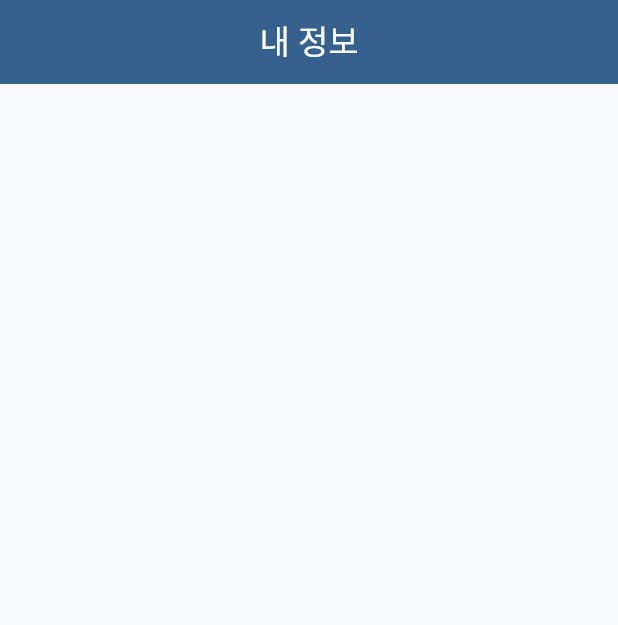
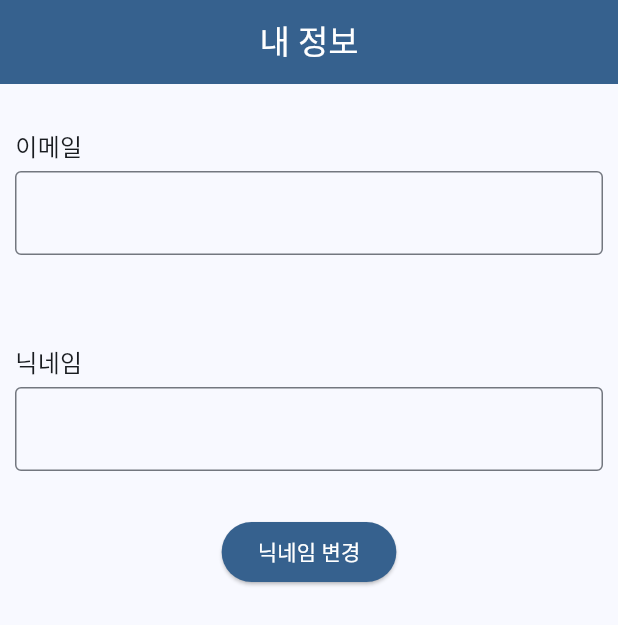
Before and after one commit to youngungyun/flutter, a Flutter app: the ProfileScreen screen opened by its route, on a phone screen of 412 x 824 dp. Shown: the top 625 px of the screen. Run offline on Flutter 3.47's test engine with Material 3 defaults, Android fonts, the phone set to English and light mode, and no system bars; our stand-ins replace cached_network_image, email_validator, flutter_dotenv, flutter_rating_bar, go_router, logger and 1 more; accounts and stored records are empty.

Commit message:
FEAT: 회원 정보 페이지 및 닉네임 변경 구현 #1

```diff
--- a/lib/screens/auth/profile_screen.dart
+++ b/lib/screens/auth/profile_screen.dart
@@ -1,9 +1,11 @@
 import 'package:flutter/material.dart';
-import 'package:rebook/services/book_service.dart';
+import 'package:rebook/services/auth_service.dart';
+import 'package:rebook/utils/snackbar_util.dart';
 import 'package:rebook/widgets/common/cusom_app_bar.dart';
+import 'package:supabase_flutter/supabase_flutter.dart';
 
 class ProfileScreen extends StatefulWidget {
-  final BookService bookService = BookService.instance;
+  final AuthService authService = AuthService.instance;
   ProfileScreen({super.key});
 
   @override
@@ -11,8 +13,187 @@ class ProfileScreen extends StatefulWidget {
 }
 
 class _ProfileScreenState extends State<ProfileScreen> {
+  bool _isEditing = false;
+  bool _isLoading = false;
+  final String _email = Supabase.instance.client.auth.currentUser!.email!;
+  String _nickname =
+      Supabase.instance.client.auth.currentUser!.userMetadata?['nickname'];
+  late final TextEditingController _emailController;
+  late final TextEditingController _nicknameController;
+
+  @override
+  void initState() {
+    super.initState();
+    _emailController = TextEditingController(text: _email);
+    _nicknameController = TextEditingController(text: _nickname);
+  }
+
+  /// 닉네임 조건 검사 후 변경
+  void onPressedEditButton() async {
+    setState(() {
+      _isLoading = true;
+    });
+
+    final newNickname = _nicknameController.text;
+    // 길이 조건 확인
+    if (newNickname.length < 3) {
+      SnackbarUtil.showError(context, "닉네임은 3자 이상이어야 합니다.");
+      setState(() {
+        _isEditing = false;
+      });
+      return;
+    } else if (newNickname.length > 16) {
+      SnackbarUtil.showError(context, "닉네임은 16자 이하여야 합니다.");
+      setState(() {
+        _isLoading = false;
+      });
+      return;
+    }
+
+    // 중복 확인
+    final bool isAvailable = await widget.authService.isNicknameAvailable(
+      newNickname,
+    );
+
+    if (!isAvailable) {
+      setState(() {
+        _isLoading = false;
+      });
+      if (!mounted) {
+        return;
+      }
+      SnackbarUtil.showError(context, "이미 사용중인 닉네임입니다.");
+      return;
+    }
+
+    final String userId = Supabase.instance.client.auth.currentUser!.id;
+    bool isSuccess = await widget.authService.changeNickname(
+      userId,
+      newNickname,
+    );
+
+    if (!isSuccess) {
+      setState(() {
+        _isLoading = false;
+      });
+      if (!mounted) {
+        return;
+      }
+      SnackbarUtil.showError(context, "예외가 발생하여 닉네임 변경이 실패했습니다.");
+      return;
+    }
+
+    setState(() {
+      _nickname =
+          Supabase.instance.client.auth.currentUser!.userMetadata?['nickname'];
+      _isEditing = false;
+      _isLoading = false;
+    });
+    if (!mounted) {
+      return;
+    }
+    SnackbarUtil.showSuccess(context, "닉네임이 변경되었습니다.");
+  }
+
   @override
   Widget build(BuildContext context) {
-    return Scaffold(appBar: CustomAppBar(title: "내 정보"));
+    return Scaffold(
+      appBar: CustomAppBar(title: "내 정보"),
+      body: Column(
+        children: [
+          LabelInputWidget(
+            label: "이메일",
+            readonly: true,
+            controller: _emailController,
+          ),
+          LabelInputWidget(
+            label: "닉네임",
+            readonly: !_isEditing,
+            controller: _nicknameController,
+          ),
+          _isEditing
+              ? Row(
+                  mainAxisAlignment: MainAxisAlignment.spaceEvenly,
+                  children: [
+                    ElevatedButton(
+                      onPressed: onPressedEditButton,
+                      style: ElevatedButton.styleFrom(
+                        backgroundColor: Theme.of(context).colorScheme.primary,
+                        foregroundColor: Theme.of(
+                          context,
+                        ).colorScheme.onPrimary,
+                      ),
+                      child: _isLoading
+                          ? CircularProgressIndicator()
+                          : Text('변경'),
+                    ),
+                    ElevatedButton(
+                      onPressed: () {
+                        setState(() {
+                          _isEditing = false;
+                          _nicknameController.text = _nickname;
+                        });
+                      },
+                      child: _isLoading
+                          ? CircularProgressIndicator()
+                          : Text('취소'),
+                    ),
+                  ],
+                )
+              : ElevatedButton(
+                  onPressed: () {
+                    setState(() {
+                      _isEditing = true;
+                    });
+                  },
+                  style: ElevatedButton.styleFrom(
+                    backgroundColor: Theme.of(context).colorScheme.primary,
+                    foregroundColor: Theme.of(context).colorScheme.onPrimary,
+                  ),
+                  child: Text("닉네임 변경"),
+                ),
+        ],
+      ),
+    );
   }
 }
+
+class LabelInputWidget extends StatefulWidget {
+  final String _label;
+  final bool _readonly;
+  final TextEditingController? _controller;
+
+  const LabelInputWidget({
+    super.key,
+    required String label,
+    required bool readonly,
+    TextEditingController? controller,
+  }) : _label = label,
+       _readonly = readonly,
+       _controller = controller;
+
+  @override
+  State<LabelInputWidget> createState() => _LabelInputWidgetState();
+}
+
+class _LabelInputWidgetState extends State<LabelInputWidget> {
+  @override
+  Widget build(BuildContext context) {
+    return Padding(
+      padding: const EdgeInsets.symmetric(horizontal: 10.0, vertical: 30.0),
+      child: Column(
+        crossAxisAlignment: CrossAxisAlignment.start,
+        children: [
+          Text(widget._label, style: TextStyle(fontSize: 16)),
+          SizedBox(height: 5),
+          TextField(
+            controller: widget._controller,
+            keyboardType: TextInputType.text,
+            decoration: InputDecoration(border: OutlineInputBorder()),
+            readOnly: widget._readonly,
+          ),
+        ],
+      ),
+    );
+  }
+}
--- a/lib/widgets/auth/login_form.dart
+++ b/lib/widgets/auth/login_form.dart
@@ -53,7 +53,7 @@ class _LoginFormState extends State<LoginForm> {
 
     switch (result) {
       case LoginResult.success:
-        widget._onSuccess(context, "로그인이 성공했습니다.");
+        widget._onSuccess(context, "로그인 되었습니다.");
         break;
       case LoginResult.failure:
         widget._onError(context, "이메일 또는 비밀번호가 일치하지 않습니다.");
```
Also changed, not shown: lib/services/auth_service.dart (+15 -2 lines).
